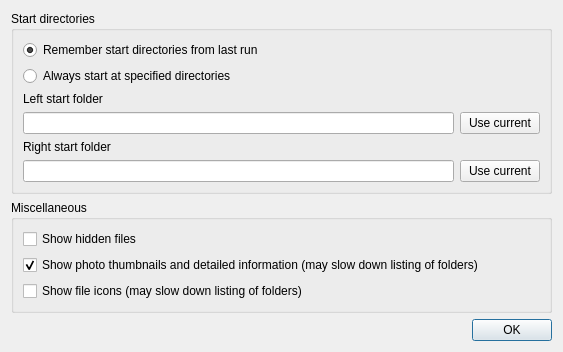
The window that src/config.ui (suncore/dflynav) describes before a commit, drawn with Qt 5.
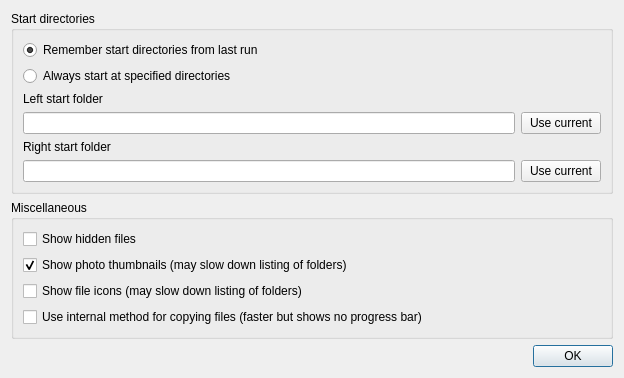
The same window after the commit.

```diff
--- a/src/config.ui
+++ b/src/config.ui
@@ -6,8 +6,8 @@
    <rect>
     <x>0</x>
     <y>0</y>
-    <width>563</width>
-    <height>326</height>
+    <width>624</width>
+    <height>351</height>
    </rect>
   </property>
   <property name="windowTitle">
@@ -33,7 +33,7 @@
       <item row="1" column="0">
        <widget class="QCheckBox" name="showThumbs">
         <property name="text">
-         <string>Show photo thumbnails and detailed information (may slow down listing of folders)</string>
+         <string>Show photo thumbnails (may slow down listing of folders)</string>
         </property>
         <property name="checked">
          <bool>true</bool>
@@ -60,6 +60,13 @@
         </property>
        </widget>
       </item>
+      <item row="3" column="0">
+       <widget class="QCheckBox" name="useInternalFileCopy">
+        <property name="text">
+         <string>Use internal method for copying files (faster but shows no progress bar)</string>
+        </property>
+       </widget>
+      </item>
      </layout>
     </widget>
    </item>
```
Left out of the diff: 20 changed lines with no effect on the pictures.
